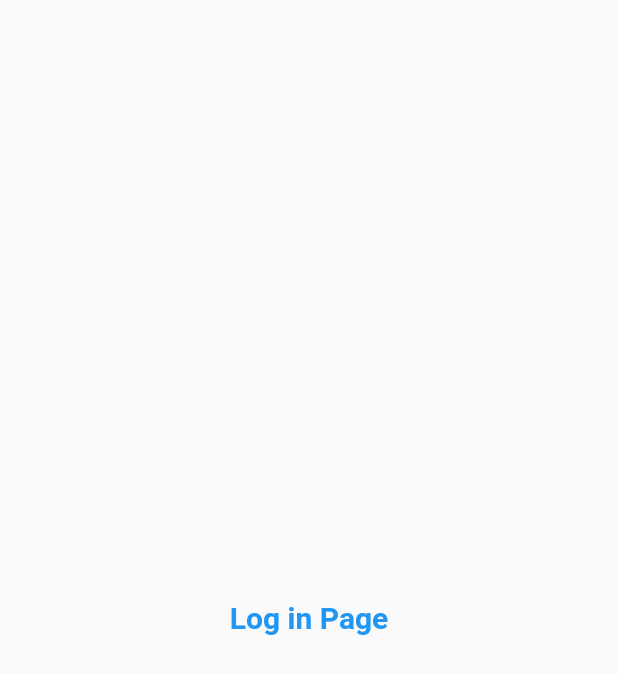
After one commit to KishnaBansal/StartingFlutter, a Flutter app: the screen it shows after launch, on a phone screen of 412 x 824 dp. The commit adds this screen. Shown: the top 674 px of the screen. Run offline on Flutter 3.47's test engine with Material 2 defaults, Android fonts, the phone set to English and light mode, and no system bars.

Commit message:
day 3 completed

```diff
--- a/lib/main.dart
+++ b/lib/main.dart
@@ -1,5 +1,6 @@
-import 'package:catalog_app/home_page.dart';
+import 'package:catalog_app/pages/home_page.dart';
 import 'package:flutter/material.dart';
+import 'package:catalog_app/pages/login_page.dart';
 
 void main() {
   runApp(const MyApp());
@@ -23,8 +24,18 @@ class MyApp extends StatelessWidget {
     //const pi=3.14;
     //final
 
-    return const MaterialApp(
-      home: HomePage(),
+    return MaterialApp(
+      themeMode: ThemeMode.light,
+      theme: ThemeData(
+        primarySwatch: Colors.blueGrey,
+        brightness: Brightness.light
+      ),
+      //initialRoute: "/home",
+      routes: {
+        "/":(context) => const LoginPage(),      //default route
+        "/home":(context) => const HomePage(),
+        "/login":(context) => LoginPage()
+      },
     );
   }
 }
--- /dev/null
+++ b/lib/pages/login_page.dart
@@ -0,0 +1,22 @@
+import 'package:flutter/material.dart';
+
+class LoginPage extends StatelessWidget {
+  const LoginPage({super.key});
+
+  @override
+  Widget build(BuildContext context) {
+    return const Material(
+      child: Center(
+        child: Text(
+          "Log in Page",
+          style: TextStyle(
+            fontSize: 20,
+            color: Colors.blue,
+            fontWeight: FontWeight.bold
+          ),
+          //textScaleFactor: 2.0,
+        ),
+      ),
+    );
+  }
+}
```
Also changed, not shown: lib/pages/home_page.dart (renamed from lib/home_page.dart).
